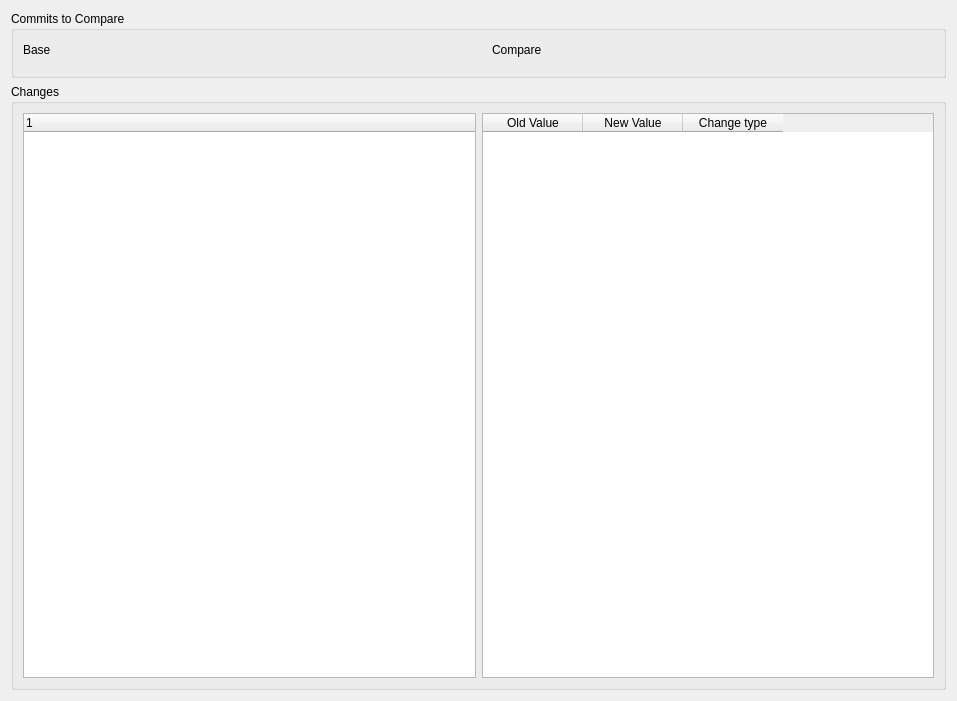
The window that geogig/ui/diffviewerdialog.ui (boundlessgeo/qgis-geogiglight-plugin) describes before a commit, drawn with Qt 5.
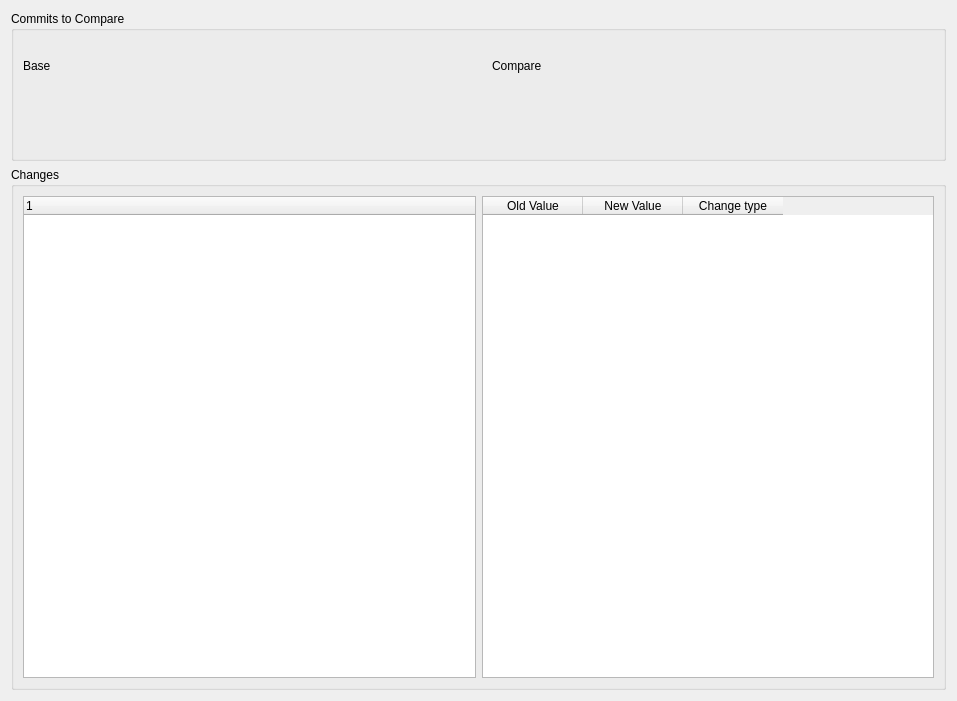
The same window after the commit.

Commit message: Adjusted size of diff dialog fixes #15

Patch:
```diff
--- a/geogig/ui/diffviewerdialog.ui
+++ b/geogig/ui/diffviewerdialog.ui
@@ -22,10 +22,16 @@
   <layout class="QVBoxLayout" name="verticalLayout_5">
    <item>
     <widget class="QGroupBox" name="groupBox">
+     <property name="sizePolicy">
+      <sizepolicy hsizetype="Preferred" vsizetype="Expanding">
+       <horstretch>0</horstretch>
+       <verstretch>0</verstretch>
+      </sizepolicy>
+     </property>
      <property name="maximumSize">
       <size>
        <width>16777215</width>
-       <height>100</height>
+       <height>150</height>
       </size>
      </property>
      <property name="title">
@@ -61,7 +67,14 @@
         <item>
          <layout class="QHBoxLayout" name="horizontalLayout_4">
           <item>
-           <widget class="QWidget" name="commit1Widget" native="true"/>
+           <widget class="QWidget" name="commit1Widget" native="true">
+            <property name="minimumSize">
+             <size>
+              <width>0</width>
+              <height>0</height>
+             </size>
+            </property>
+           </widget>
           </item>
          </layout>
         </item>
```
The commit also changes 2 other files.
